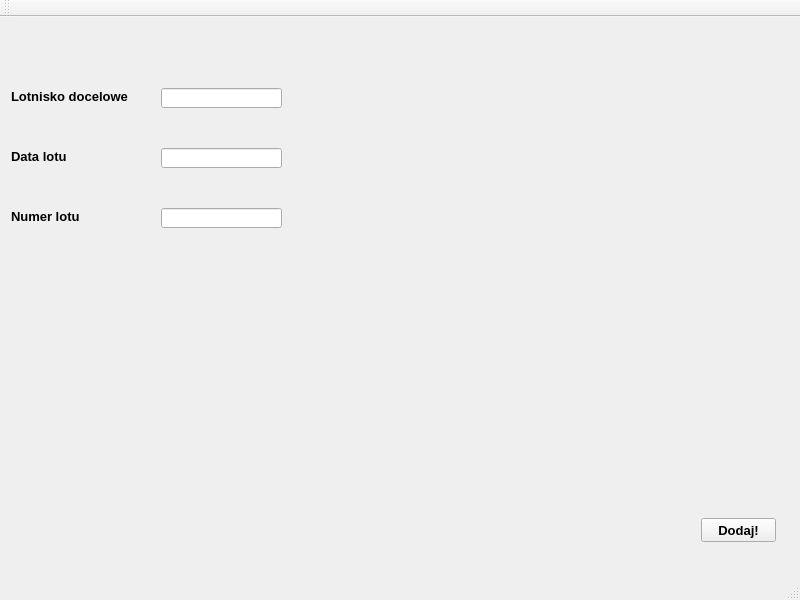
First picture: the form in mainwindow.ui, repository bartoszrud/ArlineReservation, before the edit.
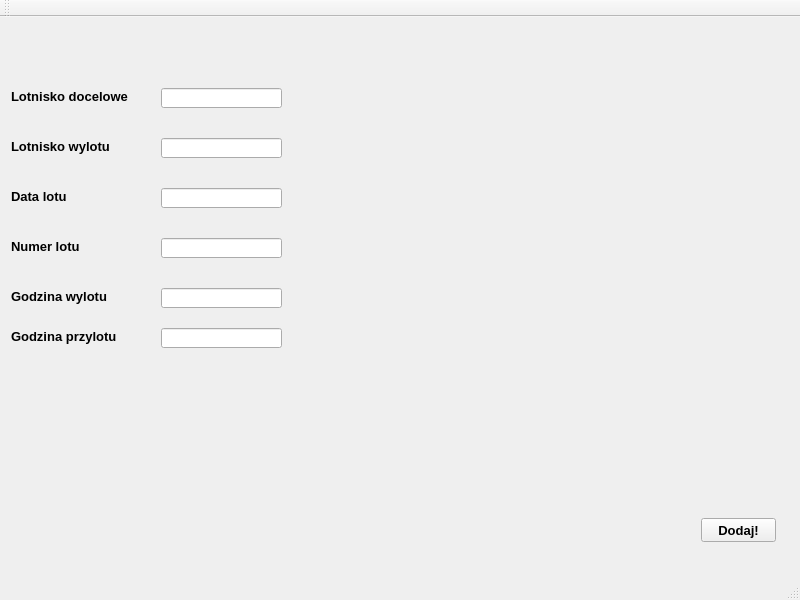
Second picture: the form after the edit. The open tabs and pages were chosen to show the change.

Diff of the .ui file:
```diff
--- a/mainwindow.ui
+++ b/mainwindow.ui
@@ -931,7 +931,7 @@
         <property name="geometry">
          <rect>
           <x>0</x>
-          <y>120</y>
+          <y>160</y>
           <width>60</width>
           <height>16</height>
          </rect>
@@ -944,7 +944,7 @@
         <property name="geometry">
          <rect>
           <x>0</x>
-          <y>180</y>
+          <y>210</y>
           <width>70</width>
           <height>16</height>
          </rect>
@@ -967,7 +967,7 @@
         <property name="geometry">
          <rect>
           <x>150</x>
-          <y>120</y>
+          <y>160</y>
           <width>121</width>
           <height>20</height>
          </rect>
@@ -977,7 +977,7 @@
         <property name="geometry">
          <rect>
           <x>150</x>
-          <y>180</y>
+          <y>210</y>
           <width>121</width>
           <height>20</height>
          </rect>
@@ -996,6 +996,75 @@
          <string>Dodaj!</string>
         </property>
        </widget>
+       <widget class="QLabel" name="label_22">
+        <property name="geometry">
+         <rect>
+          <x>0</x>
+          <y>110</y>
+          <width>102</width>
+          <height>16</height>
+         </rect>
+        </property>
+        <property name="text">
+         <string>Lotnisko wylotu</string>
+        </property>
+       </widget>
+       <widget class="QLineEdit" name="lineLotniskoWylotu">
+        <property name="geometry">
+         <rect>
+          <x>150</x>
+          <y>110</y>
+          <width>121</width>
+          <height>20</height>
+         </rect>
+        </property>
+       </widget>
+       <widget class="QLabel" name="label_23">
+        <property name="geometry">
+         <rect>
+          <x>0</x>
+          <y>260</y>
+          <width>101</width>
+          <height>16</height>
+         </rect>
+        </property>
+        <property name="text">
+         <string>Godzina wylotu</string>
+        </property>
+       </widget>
+       <widget class="QLineEdit" name="lineGodzinaWylotu">
+        <property name="geometry">
+         <rect>
+          <x>150</x>
+          <y>260</y>
+          <width>121</width>
+          <height>20</height>
+         </rect>
+        </property>
+       </widget>
+       <widget class="QLabel" name="label_24">
+        <property name="geometry">
+         <rect>
+          <x>0</x>
+          <y>300</y>
+          <width>108</width>
+          <height>16</height>
+         </rect>
+        </property>
+        <property name="text">
+         <string>Godzina przylotu</string>
+        </property>
+       </widget>
+       <widget class="QLineEdit" name="lineGodzinaPrzylotu">
+        <property name="geometry">
+         <rect>
+          <x>150</x>
+          <y>300</y>
+          <width>121</width>
+          <height>20</height>
+         </rect>
+        </property>
+       </widget>
       </widget>
       <widget class="QWidget" name="stronaAnulowanie">
        <widget class="QLabel" name="label_16">
```
Left out of the diff: 8 changed lines with no effect on the pictures.
